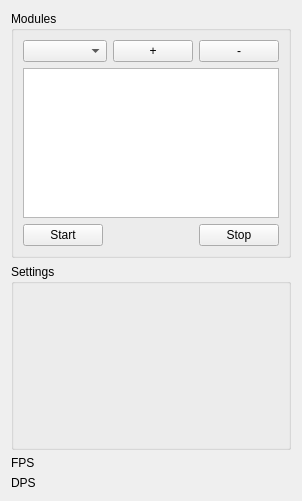
Old version of the form modulemanagerwidget.ui in the repository mcharmas/TouchTracer.
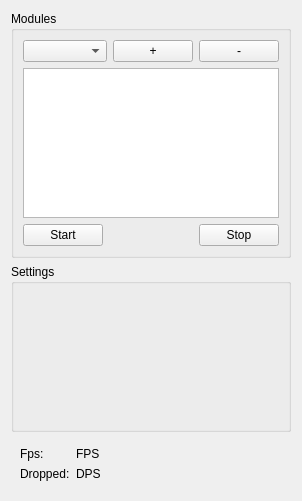
New version of the form.

```diff
--- a/modulemanagerwidget.ui
+++ b/modulemanagerwidget.ui
@@ -11,7 +11,7 @@
    </rect>
   </property>
   <property name="sizePolicy">
-   <sizepolicy hsizetype="Expanding" vsizetype="Expanding">
+   <sizepolicy hsizetype="Fixed" vsizetype="Minimum">
     <horstretch>0</horstretch>
     <verstretch>0</verstretch>
    </sizepolicy>
@@ -118,7 +118,7 @@
    <item>
     <widget class="QGroupBox" name="settingsBox">
      <property name="sizePolicy">
-      <sizepolicy hsizetype="Minimum" vsizetype="Minimum">
+      <sizepolicy hsizetype="Expanding" vsizetype="Expanding">
        <horstretch>0</horstretch>
        <verstretch>0</verstretch>
       </sizepolicy>
@@ -129,6 +129,22 @@
     </widget>
    </item>
    <item>
+    <widget class="QWidget" name="widget" native="true">
+     <property name="sizePolicy">
+      <sizepolicy hsizetype="Preferred" vsizetype="Maximum">
+       <horstretch>0</horstretch>
+       <verstretch>0</verstretch>
+      </sizepolicy>
+     </property>
+     <layout class="QFormLayout" name="formLayout">
+      <item row="0" column="0">
+       <widget class="QLabel" name="label">
+        <property name="text">
+         <string>Fps:</string>
+        </property>
+       </widget>
+      </item>
+      <item row="0" column="1">
     <widget class="QLabel" name="fpsLabel">
      <property name="sizePolicy">
       <sizepolicy hsizetype="Preferred" vsizetype="Maximum">
@@ -141,7 +157,7 @@
      </property>
     </widget>
    </item>
-   <item>
+      <item row="1" column="1">
     <widget class="QLabel" name="dpsLabel">
      <property name="sizePolicy">
       <sizepolicy hsizetype="Maximum" vsizetype="Maximum">
@@ -152,6 +168,16 @@
      <property name="text">
       <string>DPS</string>
      </property>
+       </widget>
+      </item>
+      <item row="1" column="0">
+       <widget class="QLabel" name="label_2">
+        <property name="text">
+         <string>Dropped:</string>
+        </property>
+       </widget>
+      </item>
+     </layout>
     </widget>
    </item>
   </layout>
```
Left out of the diff: 4 changed lines with no effect on the pictures. Lines whose indentation alone changed are shown as unchanged.
